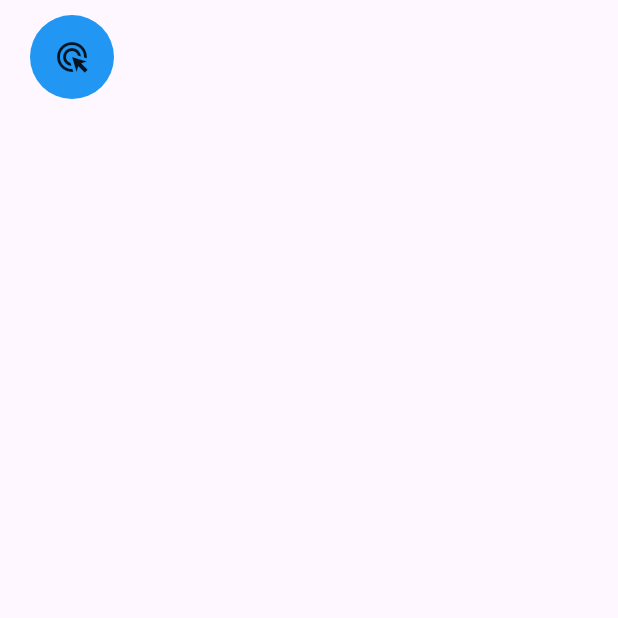
After one commit to islamkamalqara/qara_dynamic_link, a Flutter app: the screen it shows after launch, on a phone screen of 412 x 824 dp, the top half of it. The commit adds this screen. Run offline on Flutter 3.47's test engine with Material 2 defaults, Android fonts, the light colour scheme and no system bars; our stand-ins replace dio, flutter_bloc, rxdart; missing offline and left inert: dart:html, flutter_adaptive_scaffold; statements that could not run were skipped.

Commit message:
create action_screen.dart which contain button which check qr status and get its data

```diff
--- a/lib/base/network/config.dart
+++ b/lib/base/network/config.dart
@@ -1,4 +1,4 @@
 
 // this app base url
 String baseUrl = 'https://be-test.dev.qaraservices.net/';
-String? inputQrValue = "qara.net?-ORDER-lob18a18gzxus687223zn123";
+String? inputQrValue = "";
--- a/lib/logic/public_scan_bloc.dart
+++ b/lib/logic/public_scan_bloc.dart
@@ -29,7 +29,7 @@ class PublicScanBloc extends Bloc<AppEvent,AppState>{
       emit(Loading());
       var response = await publicScanRepository.getPublicScanData(qr_value:event.qr_value);
       print("response : ${response?.toJson()}");
-      if(response!.status == 201 || response.status == 409 ){
+      if(response!.status == 201 ){
         _public_scan_data_subject.sink.add(response);
         emit( Done(model: response));
       }else{
--- a/lib/main.dart
+++ b/lib/main.dart
@@ -1,7 +1,8 @@
 import 'package:flutter/material.dart';
 import 'package:web_firebase_app/base/network/config.dart';
-import 'package:web_firebase_app/hosting/home_screen.dart';
+import 'package:web_firebase_app/view/action_screen.dart';
 import 'dart:html' as html;
+import 'package:web_firebase_app/view/inital_screen.dart';
 void main() {
   getParams();
   runApp(const MyApp());
@@ -21,14 +22,15 @@ class MyApp extends StatelessWidget {
         colorScheme: ColorScheme.fromSeed(seedColor: Colors.deepPurple),
         useMaterial3: true,
       ),
-      home:  HomeScreen(
-         qrCode: inputQrValue??"qara.net?-ORDER-lob18a18gzxus687223zn123"
+      home: inputQrValue == null ? IntialScreen() : ActionScreen(
+         qrCode: inputQrValue!
       ),
     );
   }
 }
 
 void getParams() {
+
   var uri = Uri.dataFromString(html.window.location.href);
   Map<String, String> params = uri.queryParameters;
   inputQrValue = params['qr'];
--- /dev/null
+++ b/lib/view/action_screen.dart
@@ -0,0 +1,40 @@
+import 'package:flutter/cupertino.dart';
+import 'package:flutter/material.dart';
+import 'package:web_firebase_app/view/show_data_screen.dart';
+
+class ActionScreen extends StatelessWidget{
+  final String qrCode;
+  ActionScreen({required this.qrCode});
+  @override
+  Widget build(BuildContext context) {
+    return Scaffold(
+
+      body: Column(
+        children: [
+          Padding(
+              padding: EdgeInsets.symmetric(
+                  vertical: 10, horizontal: 20),
+              child: ClipOval(
+                child: Material(
+                  color: Colors.blue, // Button color
+                  child: InkWell(
+                    splashColor:
+                    Colors.red, // Splash color
+                    onTap: () {
+
+                      Navigator.pushReplacement(context,
+                          MaterialPageRoute(builder: (context)=> ShowDataScreen(qrCode: qrCode)));
+                    },
+                    child: SizedBox(
+                        width: 56,
+                        height: 56,
+                        child: Icon(Icons.ads_click)),
+                  ),
+                ),
+              )),
+        ],
+      ),
+    );
+  }
+
+}
--- a/lib/widgets/no_data.dart
+++ b/lib/widgets/no_data.dart
@@ -12,7 +12,8 @@ Widget no_data_widget({BuildContext? context, String? text}) {
             child:  Column(
               mainAxisAlignment: MainAxisAlignment.center,
               children: [
-                Icon(Icons.do_not_disturb_alt,size: 50,),
+               Padding(padding: EdgeInsets.symmetric(vertical: 10),
+               child:  Icon(Icons.do_not_disturb_alt,size: 50,),),
                 Text("${text}" ,
                   style: TextStyle(color: AppColors.black,fontWeight: FontWeight.bold),)
               ],
```
Also changed, not shown: lib/hosting/home_screen.dart (deleted, +0 -205 lines), lib/view/inital_screen.dart (added, +14 -0 lines), lib/view/show_data_screen.dart (added, +211 -0 lines), 1 other file.
